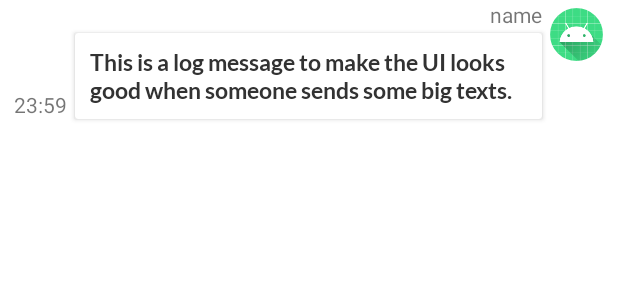
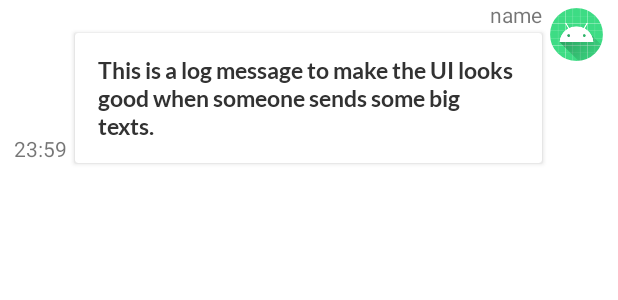
Before and after one commit to loveStarDev/java-joyful_chatroom-project, an Android app: the layout chat_item.xml on its own in the app's theme, with its tools: preview values and no code run, on a phone screen of 412 x 824 dp. Shown: the top 300 px of the screen. Run offline under Robolectric (Android 15) with nearby library versions, the phone set to English and light mode, and no system bars; plain views replace OptRoundCardView.

```diff
--- a/app/src/main/java/com/ilutoo/joyfulchatroom/ImageUploadPreview.java
+++ b/app/src/main/java/com/ilutoo/joyfulchatroom/ImageUploadPreview.java
@@ -3,7 +3,6 @@ package com.ilutoo.joyfulchatroom;
 import android.app.ProgressDialog;
 import android.net.Uri;
 import android.os.Bundle;
-import android.text.TextUtils;
 import android.view.View;
 import android.widget.EditText;
 import android.widget.ImageView;
@@ -86,9 +85,6 @@ public class ImageUploadPreview extends AppCompatActivity {
     private void addMessageToTheDatabase(Uri uri, String messageID) {
         FirebaseUser user = mAuth.getCurrentUser();
         String message = chat_box.getText().toString();
-        if(TextUtils.isEmpty(message)){
-            message = "\uD83D\uDCF7";
-        }
 
         /*Getting user image from Google account*/
         String user_image_url = "";
--- a/app/src/main/java/com/ilutoo/joyfulchatroom/MainActivity.java
+++ b/app/src/main/java/com/ilutoo/joyfulchatroom/MainActivity.java
@@ -86,12 +86,10 @@ public class MainActivity extends AppCompatActivity {
 
         FirebaseMessaging.getInstance().subscribeToTopic("global_chat");
 
-
         chat_box = findViewById(R.id.chat_box);
         chat_list = findViewById(R.id.chat_list);
 
         initChatList();
-
     }
 
     private void initChatList() {
@@ -209,4 +207,7 @@ public class MainActivity extends AppCompatActivity {
         new SaveState(this).setClickTime(currentTime);
         finish();
     }
+
+    public void onClick_ImageView(View view) {
+    }
 }
--- a/app/src/main/res/layout/chat_item.xml
+++ b/app/src/main/res/layout/chat_item.xml
@@ -24,11 +24,13 @@
         android:layout_height="wrap_content"
         android:contentDescription="@string/todo"
         android:adjustViewBounds="true"
-        android:maxWidth="300dp"
-        android:maxHeight="200dp"
-        android:layout_marginTop="23dp"
+        android:layout_marginTop="25dp"
+        android:layout_marginEnd="10dp"
+        android:maxHeight="600dp"
+        android:maxWidth="400dp"
         android:scaleType="fitCenter"
         android:visibility="gone"
+        android:onClick="onClick_ImageView"
         app:layout_constraintEnd_toStartOf="@+id/user_image"
         app:layout_constraintTop_toBottomOf="@+id/user_name"
         tools:srcCompat="@android:drawable/ic_menu_gallery"
@@ -36,7 +38,7 @@
 
     <TextView
         android:id="@+id/user_name"
-        android:layout_width="0dp"
+        android:layout_width="wrap_content"
         android:layout_height="wrap_content"
         app:layout_constraintEnd_toStartOf="@+id/user_image"
         app:layout_constraintTop_toTopOf="parent"
@@ -79,6 +81,7 @@
                 android:layout_width="wrap_content"
                 android:layout_height="wrap_content"
                 android:layout_margin="10dp"
+                android:padding="5dp"
                 android:fontFamily="@font/lato_bold"
                 android:text="@string/text_dummy"
                 android:textAlignment="textStart"
--- a/build.gradle
+++ b/build.gradle
@@ -3,6 +3,7 @@ buildscript {
     repositories {
         google()
         mavenCentral()
+        jcenter()
     }
     dependencies {
         classpath 'com.android.tools.build:gradle:7.0.0-alpha01'
@@ -16,6 +17,7 @@ allprojects {
     repositories {
         google()
         mavenCentral()
+        jcenter()
         maven { url "https://oss.sonatype.org/content/repositories/snapshots" }
         maven { url "https://oss.sonatype.org/content/repositories/releases" }
         maven { url "https://jitpack.io" }
```
Also changed, not shown: app/src/main/java/com/ilutoo/joyfulchatroom/adapter/ChatAdapter.java (+2 -6 lines), app/src/main/res/drawable/failure_image.png (added).
